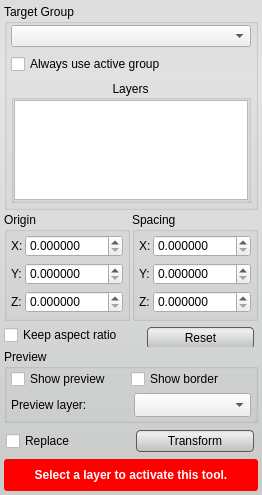
The window that src/Interface/ToolInterface/TransformToolInterface.ui (jessdtate/Seg3D) describes before a commit, drawn with Qt 5.
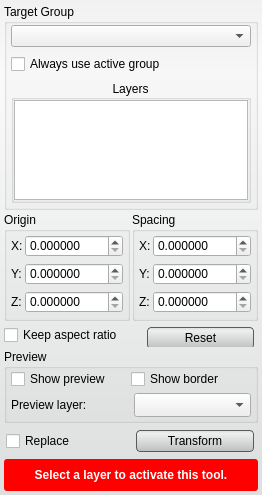
The same window after the commit.

What changed in the file:
```diff
--- a/src/Interface/ToolInterface/TransformToolInterface.ui
+++ b/src/Interface/ToolInterface/TransformToolInterface.ui
@@ -7,7 +7,7 @@
     <x>0</x>
     <y>0</y>
     <width>262</width>
-    <height>489</height>
+    <height>495</height>
    </rect>
   </property>
   <property name="sizePolicy">
@@ -28,7 +28,7 @@
   <property name="styleSheet">
    <string notr="true">QWidget#TransformToolInterface{
 	border-radius: 3px;
-	background-color: qlineargradient(spread:pad, x1:0.5, y1:0, x2:0.5, y2:0.960227, stop:0 rgba(221, 221, 221, 255), stop:0.155779 rgba(228, 228, 228, 255), stop:1 rgba(202, 204, 204, 255));      
+	background-color: qlineargradient(spread:pad, x1:0.5, y1:0, x2:0.5, y2:0.960227, stop:0 rgba(241, 241, 241, 255), stop:0.155779 rgba(250, 250, 250, 255), stop:1 rgba(222, 224, 224, 255));      
 }
 
 QPushButton{
```
